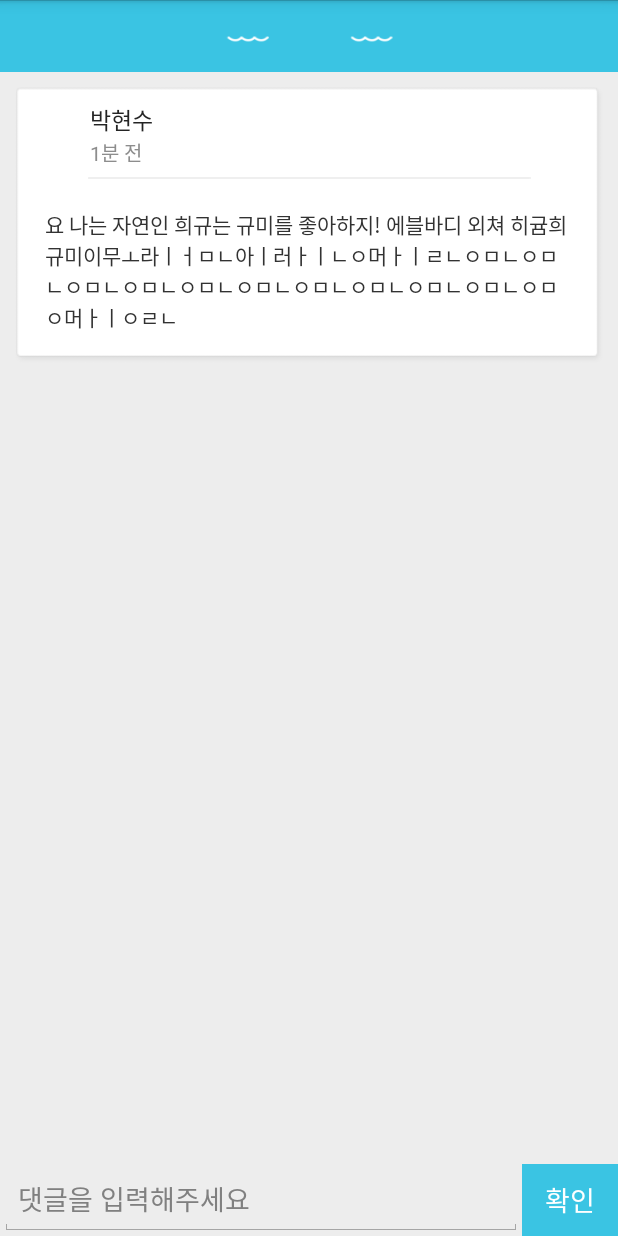
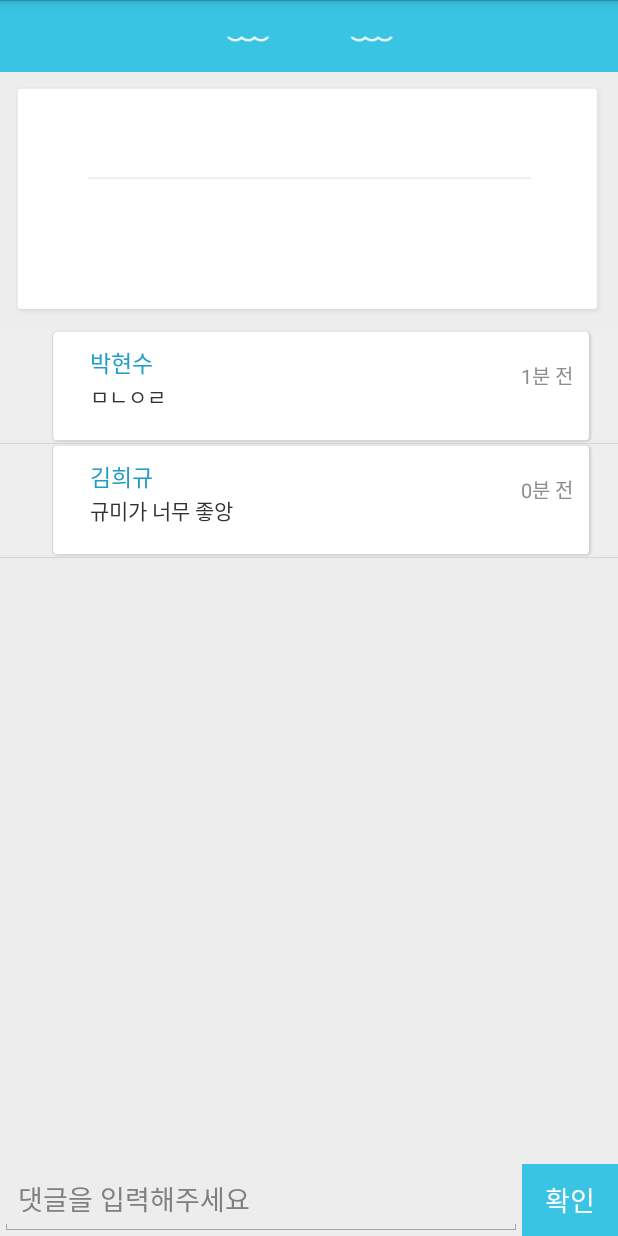
Before and after one commit to hyeonsupark/Summelier, an Android app: the BoardActivity screen opened directly, with no data from a screen before it, on a phone screen of 412 x 824 dp. Run offline under Robolectric (Android 15) with nearby library versions, the phone set to English and light mode, and no system bars; network calls fail.

Commit message:
Link Adapter and Fucking OOM

```diff
--- a/app/src/main/java/kr/applepi/summelier/community/BoardActivity.java
+++ b/app/src/main/java/kr/applepi/summelier/community/BoardActivity.java
@@ -1,7 +1,9 @@
 package kr.applepi.summelier.community;
 
 import android.app.Activity;
+import android.content.Intent;
 import android.os.Bundle;
+import android.util.Log;
 import android.view.View;
 import android.view.Window;
 import android.widget.Button;
@@ -13,7 +15,11 @@ import com.android.volley.RequestQueue;
 import com.android.volley.toolbox.ImageLoader;
 import com.android.volley.toolbox.Volley;
 
+import java.util.ArrayList;
+
 import kr.applepi.summelier.R;
+import kr.applepi.summelier.review.ReviewAdapter;
+import kr.applepi.summelier.review.ReviewData;
 import kr.applepi.summelier.util.BitmapLruCache;
 import kr.applepi.summelier.util.RoundedNetworkImageView;
 
@@ -32,6 +38,9 @@ public class BoardActivity extends Activity {
     private EditText etComment;
 
     private ListView lvComments;
+    private ArrayList<ReviewData> commentLists;
+    private ReviewAdapter commentAdapter;
+
     @Override
     protected void onCreate(Bundle savedInstanceState) {
         super.onCreate(savedInstanceState);
@@ -42,6 +51,15 @@ public class BoardActivity extends Activity {
     }
 
     private void initUi() {
+        Intent intent = getIntent();
+
+        String profile = intent.getStringExtra("profile");
+        String name = intent.getStringExtra("name");
+        String timestamp = intent.getStringExtra("timestamp");
+        String text = intent.getStringExtra("text");
+
+        Log.i("text", "text : " + text);
+
         queue = Volley.newRequestQueue(BoardActivity.this);
         imageCache = new BitmapLruCache();
         imageLoader = new ImageLoader(queue, imageCache);
@@ -54,14 +72,27 @@ public class BoardActivity extends Activity {
         tvTimestamp = (TextView) findViewById(R.id.board_tv_timestamp);
         tvText = (TextView) findViewById(R.id.board_tv_text);
 
+        ivProfile.setImageUrl(profile, imageLoader);
+        tvName.setText(name);
+        tvTimestamp.setText(timestamp);
+        tvText.setText(text);
+
         etComment = (EditText) findViewById(R.id.board_et_comment);
 
         lvComments = (ListView) findViewById(R.id.board_lv_comments);
+        commentLists = new ArrayList<ReviewData>();
+        commentAdapter = new ReviewAdapter(BoardActivity.this, R.layout.row_review, commentLists);
+        lvComments.setAdapter(commentAdapter);
+
+        commentLists.add(new ReviewData("http://applepi.kr/~summelier/images/empty.png", "박현수", "ㅁㄴㅇㄹ", "1분 전"));
+        commentLists.add(new ReviewData("http://applepi.kr/~summelier/images/empty.png", "김희규", "규미가 너무 좋앙", "0분 전"));
+        commentAdapter.notifyDataSetChanged();
 
         btnComment.setOnClickListener(new View.OnClickListener() {
             @Override
             public void onClick(View v) {
                 String text = etComment.getText().toString();
+                commentAdapter.add(new ReviewData("http://applepi.kr/~summelier/images/empty.png", "김희규", text, "하앜"));
             }
         });
 
--- a/app/src/main/java/kr/applepi/summelier/review/ReviewAdapter.java
+++ b/app/src/main/java/kr/applepi/summelier/review/ReviewAdapter.java
@@ -1,7 +1,6 @@
 package kr.applepi.summelier.review;
 
 import android.content.Context;
-import android.graphics.Bitmap;
 import android.view.LayoutInflater;
 import android.view.View;
 import android.view.ViewGroup;
@@ -11,72 +10,70 @@ import android.widget.TextView;
 
 import com.android.volley.RequestQueue;
 import com.android.volley.toolbox.ImageLoader;
-import com.android.volley.toolbox.ImageLoader.ImageCache;
 import com.android.volley.toolbox.Volley;
+
+import java.util.ArrayList;
 
 import kr.applepi.summelier.R;
 import kr.applepi.summelier.util.BitmapLruCache;
 import kr.applepi.summelier.util.RoundedNetworkImageView;
 
-import static kr.applepi.summelier.R.id.REVIEW_PROFILE_NAME;
-import static kr.applepi.summelier.R.id.REVIEW_PROFILE_PHOTO;
-import static kr.applepi.summelier.R.id.REVIEW_PROFILE_RATING;
-import static kr.applepi.summelier.R.id.REVIEW_PROFILE_TEXT;
+public class ReviewAdapter extends ArrayAdapter<ReviewData> {
+    private RequestQueue queue;
+    private ImageLoader loader;
 
-public class ReviewAdapter extends ArrayAdapter<ReviewData> {
-    RequestQueue queue;
-    ImageLoader loader;
+    private TextView tvName, tvText, tvTimestamp;
+    private RoundedNetworkImageView ivProfile;
+    private RatingBar rating;
 
-    public ReviewAdapter(Context context) {
-        super(context, R.layout.row_review);
+    private LayoutInflater inflater;
+
+    private int resource;
+
+    public ReviewAdapter(Context context, int resource, ArrayList<ReviewData> objects) {
+        super(context, resource, objects);
         queue = Volley.newRequestQueue(context);
         loader = new ImageLoader(queue, new BitmapLruCache());
+
+        inflater = (LayoutInflater) context.getSystemService(Context.LAYOUT_INFLATER_SERVICE);
+
+        this.resource = resource;
     }
 
-    class BitmapCache implements ImageCache {
-
-        @Override
-        public Bitmap getBitmap(String arg0) {
-            // TODO Auto-generated method stub
-            return null;
-        }
-
-        @Override
-        public void putBitmap(String arg0, Bitmap arg1) {
-            // TODO Auto-generated method stub
-
-        }
-
-    }
-
-    View convertView;
 
     @Override
     public View getView(int position, View convertView, ViewGroup parent) {
+
+        ReviewData data = getItem(position);
+
         if (convertView == null) {
-            LayoutInflater inf = (LayoutInflater)
-                    getContext().getSystemService(Context.LAYOUT_INFLATER_SERVICE);
 
-            convertView = inf.inflate(R.layout.row_review, parent, false);
+            convertView = inflater.inflate(resource, parent, false);
         }
 
-        ReviewData data = getItem(position);
-        this.convertView = convertView;
-        RoundedNetworkImageView image = (RoundedNetworkImageView) fv(REVIEW_PROFILE_PHOTO);
-        TextView name = (TextView) fv(REVIEW_PROFILE_NAME);
-        RatingBar rating = (RatingBar) fv(REVIEW_PROFILE_RATING);
-        TextView text = (TextView) fv(REVIEW_PROFILE_TEXT);
+        tvName = (TextView) convertView.findViewById(R.id.REVIEW_PROFILE_NAME);
+        tvText = (TextView) convertView.findViewById(R.id.REVIEW_PROFILE_TEXT);
+        tvTimestamp = (TextView) convertView.findViewById(R.id.review_tv_timestamp);
 
-        image.setImageUrl(data.profileUrl, loader);
-        rating.setRating(data.rating);
-        rating.setIsIndicator(true);
-        name.setText(data.name);
-        text.setText(data.text);
+        ivProfile = (RoundedNetworkImageView) convertView.findViewById(R.id.review_iv_profile);
 
+        rating = (RatingBar) convertView.findViewById(R.id.REVIEW_PROFILE_RATING);
+
+        ivProfile.setImageUrl(data.profileUrl, loader);
+
+        tvName.setText(data.name);
+        tvText.setText(data.text);
+
+        if (data.flag.equals("comment")) {
+            tvTimestamp.setText(data.timestamp);
+            rating.setVisibility(View.INVISIBLE);
+            tvTimestamp.setVisibility(View.VISIBLE);
+        } else {
+            rating.setRating(data.rating);
+            rating.setIsIndicator(true);
+            tvTimestamp.setVisibility(View.INVISIBLE);
+            rating.setVisibility(View.VISIBLE);
+        }
         return convertView;
     }
-
-    private View fv(int id) {
-        return convertView.findViewById(id);
-    }
 }
--- a/app/src/main/java/kr/applepi/summelier/review/ReviewData.java
+++ b/app/src/main/java/kr/applepi/summelier/review/ReviewData.java
@@ -8,7 +8,7 @@ public class ReviewData {
 
     public String name,
             text,
-            profileUrl;
+            profileUrl, timestamp, flag;
     public float rating;
 
     public ReviewData(String profileUrl, String name, String text, float rating) {
@@ -16,7 +16,14 @@ public class ReviewData {
         this.name = name;
         this.text = text;
         this.rating = rating;
+        this.flag = "rating";
+}
+
+    public ReviewData(String profileUrl, String name, String text, String timestamp) {
+        this.timestamp = timestamp;
+        this.profileUrl = profileUrl;
+        this.text = text;
+        this.name = name;
+        this.flag = "comment";
     }
-
-
 }
--- a/app/src/main/java/kr/applepi/summelier/util/BitmapLruCache.java
+++ b/app/src/main/java/kr/applepi/summelier/util/BitmapLruCache.java
@@ -5,13 +5,25 @@ import android.support.v4.util.LruCache;
 
 import com.android.volley.toolbox.ImageLoader;
 
-public class BitmapLruCache extends LruCache<String, Bitmap> implements ImageLoader.ImageCache{
+public class BitmapLruCache extends LruCache<String, Bitmap> implements ImageLoader.ImageCache {
+    public static int getDefaultLruCacheSize() {
+        final int maxMemory = (int) (Runtime.getRuntime().maxMemory() / 1024);
+        final int cacheSize = maxMemory / 8;
+
+        return cacheSize;
+    }
 
     public BitmapLruCache() {
         this(getDefaultLruCacheSize());
     }
-    public BitmapLruCache(int maxSize) {
-        super(maxSize);
+
+    public BitmapLruCache(int sizeInKiloBytes) {
+        super(sizeInKiloBytes);
+    }
+
+    @Override
+    protected int sizeOf(String key, Bitmap value) {
+        return value.getRowBytes() * value.getHeight() / 1024;
     }
 
     @Override
@@ -23,16 +35,4 @@ public class BitmapLruCache extends LruCache<String, Bitmap> implements ImageLoa
     public void putBitmap(String url, Bitmap bitmap) {
         put(url, bitmap);
     }
-
-    @Override
-    protected int sizeOf(String key, Bitmap value) {
-        return value.getRowBytes() * value.getHeight() / 1024;
-    }
-
-    public static int getDefaultLruCacheSize() {
-        final int maxMemory = (int) (Runtime.getRuntime().maxMemory() / 1024);
-        final int cacheSize = maxMemory / 8;
-
-        return cacheSize;
-    }
 }
--- a/app/src/main/res/layout/activity_board.xml
+++ b/app/src/main/res/layout/activity_board.xml
@@ -81,7 +81,7 @@
         <ListView
             android:id="@+id/board_lv_comments"
             android:layout_width="match_parent"
-            android:layout_height="wrap_content"
+            android:layout_height="match_parent"
             android:layout_above="@+id/board_et_comment"/>
 
         <EditText
--- a/app/src/main/res/layout/row_review.xml
+++ b/app/src/main/res/layout/row_review.xml
@@ -1,54 +1,63 @@
 <?xml version="1.0" encoding="utf-8"?>
 <LinearLayout xmlns:android="http://schemas.android.com/apk/res/android"
     android:layout_width="match_parent"
-    android:layout_height="wrap_content"
+    android:layout_height="match_parent"
     android:background="@drawable/review"
-    android:orientation="horizontal" >
+    android:padding="10dp"
+    android:orientation="horizontal">
+
+    <RelativeLayout
+        android:layout_width="match_parent"
+        android:layout_height="match_parent"
+        android:layout_weight="1">
 
         <kr.applepi.summelier.util.RoundedNetworkImageView
-        android:id="@+id/REVIEW_PROFILE_PHOTO"
+            android:id="@+id/review_iv_profile"
             android:layout_width="50dp"
             android:layout_height="50dp"
-        android:layout_margin="10dp"/>
-
-    <LinearLayout
-        android:layout_width="match_parent"
-        android:layout_height="wrap_content"
-        android:orientation="vertical" >
-
-        <RelativeLayout
-            android:layout_width="wrap_content"
-            android:layout_height="wrap_content" >
+            android:layout_weight="1" />
 
         <TextView
             android:id="@+id/REVIEW_PROFILE_NAME"
             android:layout_width="wrap_content"
             android:layout_height="wrap_content"
-                android:layout_alignParentLeft="true"
+            android:layout_alignTop="@+id/review_iv_profile"
+            android:layout_toRightOf="@+id/review_iv_profile"
+            android:text="박현수"
+            android:textColor="#209fc6"
+            android:textSize="15sp" />
+
+        <TextView
+            android:id="@+id/review_tv_timestamp"
+            android:layout_width="wrap_content"
+            android:layout_height="wrap_content"
+            android:layout_alignParentRight="true"
+            android:layout_marginRight="20dp"
             android:layout_marginTop="10dp"
-                android:padding="2dp"
-                android:text="박재성"
-                android:textColor="#209fc6" />
+            android:text="1분 전"
+            android:textColor="#8d8d8d"
+            android:textSize="13sp" />
+
+        <TextView
+            android:id="@+id/REVIEW_PROFILE_TEXT"
+            android:layout_width="250dp"
+            android:layout_height="wrap_content"
+            android:layout_below="@+id/REVIEW_PROFILE_NAME"
+            android:layout_alignLeft="@+id/REVIEW_PROFILE_NAME"
+
+            android:text="asdf" />
 
         <RatingBar
             android:id="@+id/REVIEW_PROFILE_RATING"
+            style="@style/smallStarRatingBar"
             android:layout_width="70dp"
             android:layout_height="14dp"
             android:layout_alignParentRight="true"
             android:layout_marginRight="20dp"
             android:layout_marginTop="10dp"
             android:numStars="5"
-                android:stepSize="0.5"
-                style="@style/smallStarRatingBar"/>
-
+            android:stepSize="0.5" />
     </RelativeLayout>
 
-        <TextView
-            android:id="@+id/REVIEW_PROFILE_TEXT"
-            android:layout_width="250dp"
-            android:layout_height="wrap_content"
-            android:padding="2dp"
-            android:text="으아아알마ㅣ너러ㅏㅣㄴㅇ코ㅓㅏ론ㅇ머ㅏ론어ㅏㅗ러ㅏㅁㄴ오ㅓㅏㄻㄴ유회ㅏ롬ㄴ어ㅏㅗㄻㄴ어ㅏㅗㅓㅏㅁㄴㅇㄹgdfdgfdgfsdgfsdgfsdgfsdgfsdgfsdgfsdgfsdgfsdgfsdgfsdgfsdgf" />
-    </LinearLayout>
 
 </LinearLayout>
```
Also changed, not shown: app/src/main/java/kr/applepi/summelier/community/BoardsActivity.java (+31 -1 lines), app/src/main/res/drawable-xhdpi/review.9.png. Lines whose indentation alone changed are shown as unchanged.
